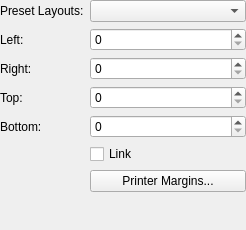
Before: the Qt Designer form scribus/ui/newmarginwidgetbase.ui in scribusproject/scribus, drawn with Qt 5.
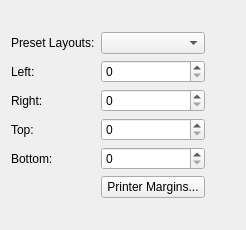
After: the same form once the commit is applied. Custom widgets are drawn as their Qt base class.

Commit message: #13263: Substitute Link checkbox with chain link button in Preferences

```diff
--- a/scribus/ui/newmarginwidgetbase.ui
+++ b/scribus/ui/newmarginwidgetbase.ui
@@ -19,39 +19,20 @@
   <property name="windowTitle">
    <string>Form</string>
   </property>
-  <layout class="QVBoxLayout" name="verticalLayout">
-   <property name="leftMargin">
-    <number>0</number>
-   </property>
-   <property name="topMargin">
-    <number>0</number>
-   </property>
-   <property name="rightMargin">
-    <number>0</number>
-   </property>
-   <property name="bottomMargin">
-    <number>0</number>
-   </property>
-   <item>
-    <layout class="QFormLayout" name="formLayout">
-     <item row="0" column="0">
-      <widget class="QLabel" name="presetLayoutLabel">
+  <layout class="QGridLayout" name="gridLayout_2">
+   <item row="0" column="0">
+    <layout class="QGridLayout" name="gridLayout">
+     <item row="4" column="0">
+      <widget class="QLabel" name="bottomMarginLabel">
        <property name="text">
-        <string>Preset Layouts:</string>
+        <string>Bottom:</string>
        </property>
-      </widget>
-     </item>
-     <item row="0" column="1">
-      <widget class="PresetLayout" name="presetLayoutComboBox">
-       <property name="sizePolicy">
-        <sizepolicy hsizetype="Preferred" vsizetype="Fixed">
-         <horstretch>0</horstretch>
-         <verstretch>0</verstretch>
-        </sizepolicy>
+       <property name="buddy">
+        <cstring>bottomMarginSpinBox</cstring>
        </property>
       </widget>
      </item>
-     <item row="2" column="0">
+     <item row="1" column="0">
       <widget class="QLabel" name="leftMarginLabel">
        <property name="text">
         <string>Left:</string>
@@ -61,8 +42,8 @@
        </property>
       </widget>
      </item>
-     <item row="2" column="1">
-      <widget class="ScrSpinBox" name="leftMarginSpinBox">
+     <item row="4" column="1">
+      <widget class="ScrSpinBox" name="bottomMarginSpinBox">
        <property name="sizePolicy">
         <sizepolicy hsizetype="Expanding" vsizetype="Fixed">
          <horstretch>0</horstretch>
@@ -71,7 +52,7 @@
        </property>
       </widget>
      </item>
-     <item row="3" column="0">
+     <item row="2" column="0">
       <widget class="QLabel" name="rightMarginLabel">
        <property name="text">
         <string>Right:</string>
@@ -81,17 +62,14 @@
        </property>
       </widget>
      </item>
-     <item row="3" column="1">
-      <widget class="ScrSpinBox" name="rightMarginSpinBox">
-       <property name="sizePolicy">
-        <sizepolicy hsizetype="Expanding" vsizetype="Fixed">
-         <horstretch>0</horstretch>
-         <verstretch>0</verstretch>
-        </sizepolicy>
+     <item row="0" column="0">
+      <widget class="QLabel" name="presetLayoutLabel">
+       <property name="text">
+        <string>Preset Layouts:</string>
        </property>
       </widget>
      </item>
-     <item row="4" column="0">
+     <item row="3" column="0">
       <widget class="QLabel" name="topMarginLabel">
        <property name="text">
         <string>Top:</string>
@@ -101,7 +79,27 @@
        </property>
       </widget>
      </item>
-     <item row="4" column="1">
+     <item row="1" column="1">
+      <widget class="ScrSpinBox" name="leftMarginSpinBox">
+       <property name="sizePolicy">
+        <sizepolicy hsizetype="Expanding" vsizetype="Fixed">
+         <horstretch>0</horstretch>
+         <verstretch>0</verstretch>
+        </sizepolicy>
+       </property>
+      </widget>
+     </item>
+     <item row="2" column="1">
+      <widget class="ScrSpinBox" name="rightMarginSpinBox">
+       <property name="sizePolicy">
+        <sizepolicy hsizetype="Expanding" vsizetype="Fixed">
+         <horstretch>0</horstretch>
+         <verstretch>0</verstretch>
+        </sizepolicy>
+       </property>
+      </widget>
+     </item>
+     <item row="3" column="1">
       <widget class="ScrSpinBox" name="topMarginSpinBox">
        <property name="sizePolicy">
         <sizepolicy hsizetype="Expanding" vsizetype="Fixed">
@@ -111,43 +109,54 @@
        </property>
       </widget>
      </item>
-     <item row="5" column="0">
-      <widget class="QLabel" name="bottomMarginLabel">
-       <property name="text">
-        <string>Bottom:</string>
-       </property>
-       <property name="buddy">
-        <cstring>bottomMarginSpinBox</cstring>
+     <item row="0" column="1">
+      <widget class="PresetLayout" name="presetLayoutComboBox">
+       <property name="sizePolicy">
+        <sizepolicy hsizetype="Preferred" vsizetype="Fixed">
+         <horstretch>0</horstretch>
+         <verstretch>0</verstretch>
+        </sizepolicy>
        </property>
       </widget>
      </item>
      <item row="5" column="1">
-      <widget class="ScrSpinBox" name="bottomMarginSpinBox">
-       <property name="sizePolicy">
-        <sizepolicy hsizetype="Expanding" vsizetype="Fixed">
-         <horstretch>0</horstretch>
-         <verstretch>0</verstretch>
-        </sizepolicy>
-       </property>
-      </widget>
-     </item>
-     <item row="6" column="1">
-      <widget class="QCheckBox" name="marginLinkCheckBox">
-       <property name="toolTip">
-        <string>Ensure all margins have the same value</string>
-       </property>
-       <property name="text">
-        <string>Link</string>
-       </property>
-      </widget>
-     </item>
-     <item row="7" column="1">
       <widget class="QPushButton" name="printerMarginsPushButton">
        <property name="text">
         <string>Printer Margins...</string>
        </property>
       </widget>
      </item>
+     <item row="1" column="2" rowspan="4">
+      <widget class="LinkButton" name="marginLinkButton">
+       <property name="sizePolicy">
+        <sizepolicy hsizetype="Fixed" vsizetype="Preferred">
+         <horstretch>0</horstretch>
+         <verstretch>0</verstretch>
+        </sizepolicy>
+       </property>
+       <property name="minimumSize">
+        <size>
+         <width>15</width>
+         <height>0</height>
+        </size>
+       </property>
+       <property name="toolTip">
+        <string>Ensure all margins have the same value</string>
+       </property>
+       <property name="text">
+        <string/>
+       </property>
+       <property name="checkable">
+        <bool>true</bool>
+       </property>
+       <property name="toolButtonStyle">
+        <enum>Qt::ToolButtonIconOnly</enum>
+       </property>
+       <property name="autoRaise">
+        <bool>true</bool>
+       </property>
+      </widget>
+     </item>
     </layout>
    </item>
   </layout>
@@ -158,6 +167,11 @@
    <extends>QSpinBox</extends>
    <header location="global">ui/scrspinbox.h</header>
   </customwidget>
+  <customwidget>
+   <class>LinkButton</class>
+   <extends>QToolButton</extends>
+   <header>ui/linkbutton.h</header>
+  </customwidget>
   <customwidget>
    <class>PresetLayout</class>
    <extends>QComboBox</extends>
```
The commit also changes 1 other file.
